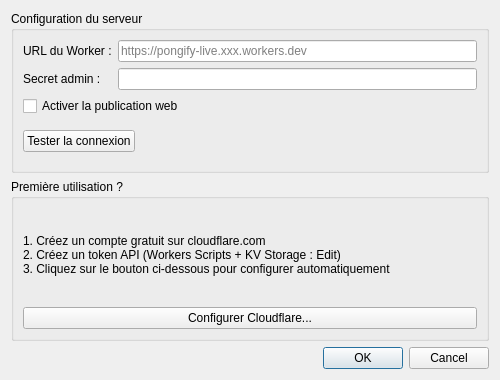
raoulh/pongify, file src/DialogWebPublish.ui: the form before one commit.
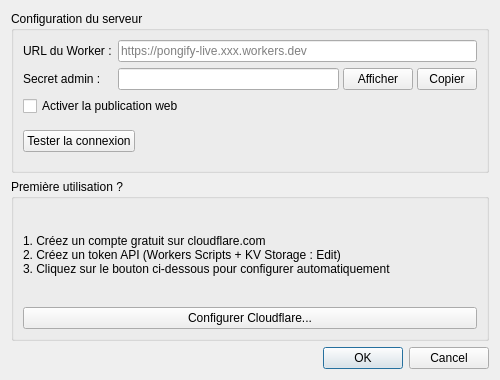
The form after the commit.

Patch:
```diff
--- a/src/DialogWebPublish.ui
+++ b/src/DialogWebPublish.ui
@@ -44,11 +44,44 @@
          </widget>
         </item>
         <item row="1" column="1">
-         <widget class="QLineEdit" name="editAdminSecret">
-          <property name="echoMode">
-           <enum>QLineEdit::Password</enum>
+         <layout class="QHBoxLayout" name="secretLayout">
+          <property name="spacing">
+           <number>4</number>
           </property>
-         </widget>
+          <item>
+           <widget class="QLineEdit" name="editAdminSecret">
+            <property name="echoMode">
+             <enum>QLineEdit::Password</enum>
+            </property>
+           </widget>
+          </item>
+          <item>
+           <widget class="QPushButton" name="btnShowSecret">
+            <property name="text">
+             <string>Afficher</string>
+            </property>
+            <property name="maximumSize">
+             <size>
+              <width>70</width>
+              <height>16777215</height>
+             </size>
+            </property>
+           </widget>
+          </item>
+          <item>
+           <widget class="QPushButton" name="btnCopySecret">
+            <property name="text">
+             <string>Copier</string>
+            </property>
+            <property name="maximumSize">
+             <size>
+              <width>60</width>
+              <height>16777215</height>
+             </size>
+            </property>
+           </widget>
+          </item>
+         </layout>
         </item>
        </layout>
       </item>
```
